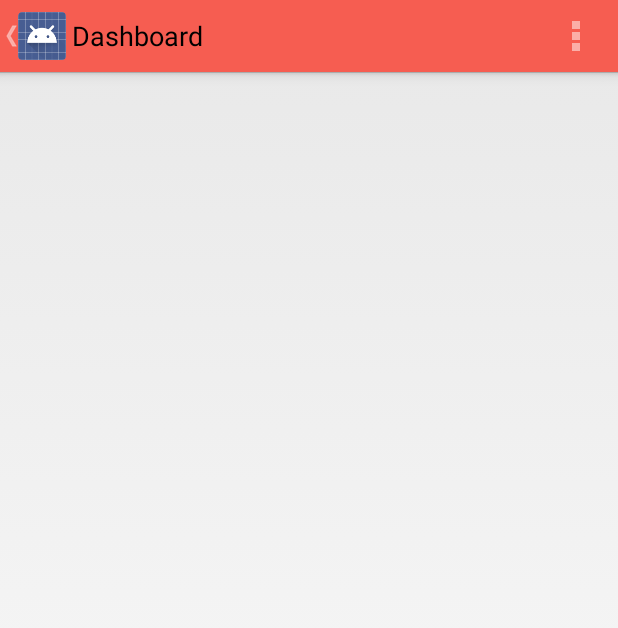
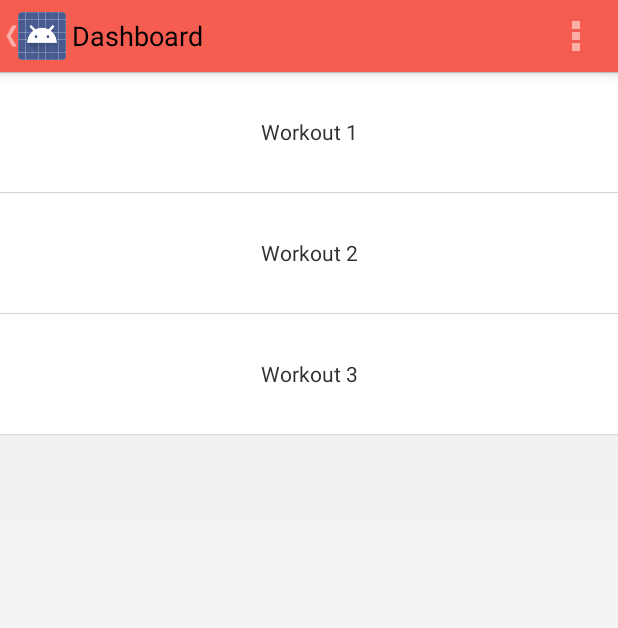
Before and after one commit to armoun/workoutapp, an Android app: the fragment WorkoutsFragment placed in its activity, on a phone screen of 412 x 824 dp. Shown: the top 628 px of the screen. Run offline under Robolectric (Android 15) with nearby library versions, the phone set to English and light mode, and no system bars; 2 statements that could not run were skipped.

Commit message:
WorkoutAdapter ingesteld (workouts statisch ingeladen)

```diff
--- a/WorkoutApp/app/src/main/java/be/howest/nmct3/workoutapp/WorkoutsFragment.java
+++ b/WorkoutApp/app/src/main/java/be/howest/nmct3/workoutapp/WorkoutsFragment.java
@@ -8,6 +8,12 @@ import android.support.v4.app.Fragment;
 import android.view.LayoutInflater;
 import android.view.View;
 import android.view.ViewGroup;
+import android.widget.ArrayAdapter;
+import android.widget.ListAdapter;
+import android.widget.ListView;
+import android.widget.TextView;
+
+import java.lang.Override;
 
 
 /**
@@ -16,6 +22,8 @@ import android.view.ViewGroup;
  */
 public class WorkoutsFragment extends Fragment {
 
+    public final String[] Workouts = {"Workout 1", "Workout 2", "Workout 3"};
+    private ListAdapter myWorkoutListAdapter;
 
     public WorkoutsFragment() {
         // Required empty public constructor
@@ -31,7 +39,37 @@ public class WorkoutsFragment extends Fragment {
     public View onCreateView(LayoutInflater inflater, ViewGroup container,
                              Bundle savedInstanceState) {
         ViewGroup root = (ViewGroup) inflater.inflate(R.layout.workouts_fragment_layout, null);
+
+        myWorkoutListAdapter = new WorkoutsAdapter();
+        ListView listView = (ListView) root.findViewById(R.id.workout_list);
+        listView.setAdapter(myWorkoutListAdapter);
+
         return root;
+    }
+
+    class WorkoutsAdapter extends ArrayAdapter<String> {
+
+        private String[] WorkoutTitles;
+
+        public WorkoutsAdapter() {
+            super(getActivity(), R.layout.workouts_list_workout_item_rowlayout, R.id.workout_item_title);
+            WorkoutTitles = Workouts;
+            this.addAll(WorkoutTitles);
+        }
+
+        @Override
+        public View getView(int position, View convertView, ViewGroup parent)
+        {
+            View row = super.getView(position, convertView, parent);
+
+            String WorkoutTitle = WorkoutTitles[position];
+
+            TextView txtWorkoutTitle = (TextView) row.findViewById(R.id.workout_item_title);
+            txtWorkoutTitle.setText(WorkoutTitle);
+
+            return row;
+        }
+
     }
 
 
```
